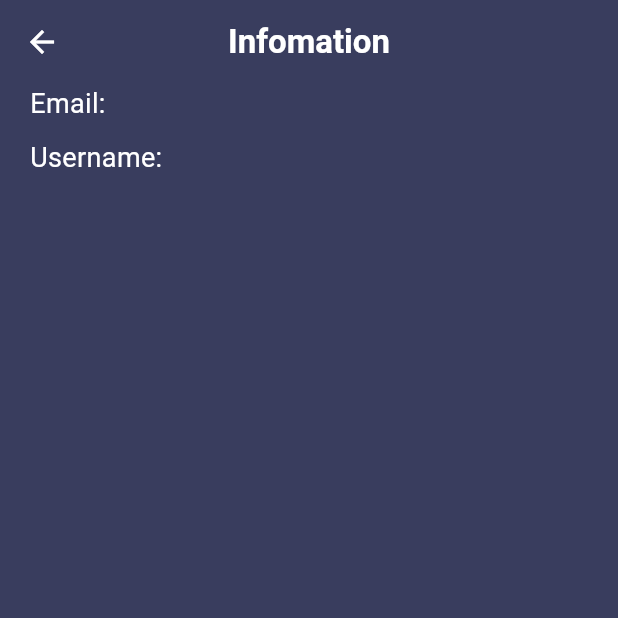
After one commit to Lemong-Web/flutter-project-2025---11---29-, a Flutter app: the screen it shows once a user with an empty profile is signed in, item 4 of the bottom bar chosen, after a tap on "Account Infomation", on a phone screen of 412 x 824 dp, the top half of it. The commit adds this screen. Run offline on Flutter 3.47's test engine with Material 3 defaults, Android fonts, the phone set to English and light mode, and no system bars; our stand-ins replace cloud_firestore, dio, firebase_auth, firebase_core, google_nav_bar, image_picker and 2 more; accounts and stored records are empty; network calls fail.

Commit message:
Cập nhật

```diff
--- /dev/null
+++ b/lib/UI/Screens/account_information.dart
@@ -0,0 +1,100 @@
+import 'package:cloud_firestore/cloud_firestore.dart';
+import 'package:firebase_auth/firebase_auth.dart';
+import 'package:flutter/material.dart';
+
+class AccountInformation extends StatefulWidget {
+  const AccountInformation({super.key});
+
+  @override
+  State<AccountInformation> createState() => _AccountInformationState();
+}
+
+class _AccountInformationState extends State<AccountInformation> {
+  String email = '';
+  String username = '';
+
+  Future<String?> fetchEmail() async {
+    final uid = FirebaseAuth.instance.currentUser!.uid;
+    final snapshot = await FirebaseFirestore.instance
+     .collection('users')
+     .doc(uid)
+     .get();
+     if (snapshot.exists) {
+      return snapshot.data()?['email'];
+    }
+    return null;
+  }
+
+  void loadEmail() async {
+    String? accountEmail = await fetchEmail();
+    setState(() {
+      email = accountEmail ?? '';
+    });
+  }
+
+  Future<String?> fetchUsername() async {
+    final uid = FirebaseAuth.instance.currentUser!.uid;
+    final snapshot = await FirebaseFirestore.instance
+     .collection('users')
+     .doc(uid)
+     .get();
+     if (snapshot.exists) {
+      return snapshot.data()?['username'];
+    }
+    return null;
+  }
+
+  void loadUsername() async {
+    String? name = await fetchUsername();
+    setState(() {
+      username = name ?? '';
+    });
+  }
+
+  @override
+  void initState() {
+    super.initState();
+    loadEmail();
+    loadUsername();
+  }
+
+  @override
+  Widget build(BuildContext context) {
+    return Scaffold(
+      backgroundColor: const Color(0xFF393D5E),
+      appBar: AppBar(
+        foregroundColor: Colors.white,
+        backgroundColor: const Color(0xFF393D5E),
+        centerTitle: true,
+        title: const Text(
+          "Infomation",
+          style: TextStyle(
+            color: Colors.white,
+            fontWeight: FontWeight.bold)),
+          ),
+          body: _buildUI(),
+        );
+      }
+
+      Widget _buildUI() {
+        return Padding(
+          padding: const EdgeInsets.only(left: 20),
+          child: Column(
+            crossAxisAlignment: CrossAxisAlignment.start,
+            children: [
+              Text(
+                "Email: $email",
+                style: TextStyle(
+                  color: Colors.white,
+                  fontSize: 18)),
+              const SizedBox(height: 10),
+              Text(
+                "Username: $username",
+                style: TextStyle(
+                  color: Colors.white,
+                  fontSize: 18))
+                ],
+              ),
+            );
+          }
+        }
--- a/lib/UI/Screens/auth_layout.dart
+++ b/lib/UI/Screens/auth_layout.dart
@@ -1,6 +1,6 @@
 import 'package:flutter/material.dart';
 import 'package:manga_app/UI/Screens/login_page.dart';
-import 'package:manga_app/UI/Screens/navigation.dart';
+import 'package:manga_app/UI/Screens/splash.dart';
 import 'package:manga_app/auth_service.dart';
 
 class AuthLayout extends StatefulWidget {
@@ -23,7 +23,7 @@ class _AuthLayoutState extends State<AuthLayout> {
              if(snapshot.connectionState == ConnectionState.waiting){
               return const Center(child: CircularProgressIndicator());
              } else if (snapshot.hasData) {
-              widget = const Navigation();
+              widget = const Splash();
              } else {
               widget = const LoginPage();
              }
--- a/lib/UI/Screens/bookshelf.dart
+++ b/lib/UI/Screens/bookshelf.dart
@@ -24,11 +24,12 @@ class _BookshelfState extends State<Bookshelf> {
   Future<void> loadShelf() async {
     manhuaList = await fetchData();
     SharedPreferences prefs = await SharedPreferences.getInstance();
-    List<String> keys = prefs.getKeys().where((k) => k.startsWith("favorite_")).toList();
+    final uid = prefs.getString('userID') ?? '';
+    List<String> keys = prefs.getKeys().where((k) => k.startsWith("favorite_${uid}_")).toList();
     List<String> favoriteIds = keys.where((keys) {
       return prefs.getBool(keys) ?? false;
     }).map((keys) {
-      return keys.replaceFirst("favorite_", "");
+      return keys.replaceFirst("favorite_${uid}_", "");
     }).toList();
 
     // favoriteIds trả về những key là "true", loại bỏ "favorite_ chỉ giữ lại id",
@@ -72,7 +73,13 @@ class _BookshelfState extends State<Bookshelf> {
           } else if (snapshot.hasError) {
             return Center(child: Text('Error: ${snapshot.error}'));
           } else if (favoriteManhua.isEmpty) {
-            return const Center(child: Text('No favorite manhua found.'));
+            return const Center(child: Text(
+              'No favorite manhua found.',
+              style: TextStyle(
+                color: Colors.white,
+                fontFamily: 'Inter',
+                fontWeight: FontWeight.bold,
+                fontSize: 18 )));
           } else {
             return Padding(
               padding: const EdgeInsets.only(right: 20, left: 20, top: 20),
--- a/lib/UI/Screens/login_page.dart
+++ b/lib/UI/Screens/login_page.dart
@@ -2,6 +2,7 @@ import 'package:firebase_auth/firebase_auth.dart';
 import 'package:flutter/material.dart';
 import 'package:manga_app/UI/Screens/sign_up_page.dart';
 import 'package:manga_app/auth_service.dart';
+import 'package:shared_preferences/shared_preferences.dart';
 
 class LoginPage extends StatefulWidget {
   const LoginPage({super.key});
@@ -22,6 +23,9 @@ class _LoginPageState extends State<LoginPage> {
       email: emailText.text,
       password: passwordText.text
       );
+    final prefs = await SharedPreferences.getInstance();
+    final user = FirebaseAuth.instance.currentUser;
+    prefs.setString('userID', user!.uid);
     } on FirebaseAuthException catch (e) {
       setState(() {
         errorMessage = e.message ?? "something gone wrong";
@@ -155,9 +159,10 @@ class _LoginPageState extends State<LoginPage> {
               color: Colors.white,
               decoration: TextDecoration.underline,
               decorationColor: Colors.white
-            )),
-          )
-        ],
-      );
-    }
+            )
+          ),
+        )
+      ],
+    );
   }
+}
--- a/lib/UI/Screens/profile.dart
+++ b/lib/UI/Screens/profile.dart
@@ -1,8 +1,11 @@
 import 'package:cloud_firestore/cloud_firestore.dart';
 import 'package:firebase_auth/firebase_auth.dart';
 import 'package:flutter/material.dart';
-import 'package:manga_app/UI/Screens/account_setting.dart';
+import 'package:manga_app/UI/Screens/account_information.dart';
+import 'package:manga_app/UI/Screens/change_password.dart';
+import 'package:manga_app/UI/Screens/login_page.dart';
 import 'package:manga_app/auth_service.dart';
+import 'package:shared_preferences/shared_preferences.dart';
 
 class Profile extends StatefulWidget {
   const Profile({super.key});
@@ -13,7 +16,6 @@ class Profile extends StatefulWidget {
 
 class _ProfileState extends State<Profile> {
   String username = '';
-
 
   @override
   void initState() {
@@ -41,6 +43,26 @@ class _ProfileState extends State<Profile> {
     });
   }
 
+  void deleteData() async {
+    final prefs = await SharedPreferences.getInstance();
+    final keys = prefs.getKeys();
+
+    for(var key in keys) {
+      if (key.startsWith('last_read_index_')
+      ||  key.startsWith('favorite_')) {
+        await prefs.remove(key);
+      }
+    }
+  }
+
+  void logout() async {
+    await authService.value.signOut();
+    Navigator.pushAndRemoveUntil(
+      context,
+      MaterialPageRoute(builder: (context) => const LoginPage()),
+      (route) => false);
+    }
+
   @override
   Widget build(BuildContext context) {
   return Scaffold(
@@ -48,7 +70,8 @@ class _ProfileState extends State<Profile> {
     body: Column(
       children: [
         _buildUITitleandAvatar(),
-
+        const SizedBox(height: 10),
+        _buildUIsetting()
       ],
     ),
   );
@@ -76,21 +99,75 @@ Widget _buildUITitleandAvatar() {
           ),
           const SizedBox(height: 10),
           Padding(
-            padding: const EdgeInsets.only(left: 30),
+            padding: const EdgeInsets.only(left: 120),
             child: Row(
               children: [
-                Icon(Icons.waving_hand, color: Colors.yellow, size: 20),
                 Text(
                   'Hello $username',
                   style: TextStyle(
                     color: Colors.white,
                     fontWeight: FontWeight.bold,
                     fontSize: 30
-                  ))
+                  )),
+                  Icon(Icons.waving_hand, color: Colors.yellow, size: 20),
                 ],
               ),
             )
           ],
         );
       }
+
+      Widget _buildUIsetting() {
+        return Container(
+          height: 260,
+          width: 300,
+          decoration: BoxDecoration(
+            borderRadius: BorderRadius.circular(12),
+            color: Colors.grey,
+          ),
+          child: ListView(
+            children: ListTile.divideTiles( context: context, tiles: [
+                ListTile(
+                  onTap: () => Navigator.push(
+                  context, MaterialPageRoute(builder: (context) => AccountInformation())),
+                  leading: Icon(Icons.info),
+                  title: Text('Account Infomation'),
+                  trailing: Icon(Icons.arrow_forward),
+                ),
+                ListTile(
+                  onTap: () => Navigator.push(
+                  context, MaterialPageRoute(builder: (context) => ChangePassword())),
+                  leading: Icon(Icons.password),
+                  title: Text('Change Password'),
+                  trailing: Icon(Icons.arrow_forward),
+                ),
+              ListTile(
+                onTap: () {
+                  logout();
+                },
+                leading: Icon(Icons.logout),
+                title: Text('Log out'),
+                trailing: Icon(Icons.arrow_forward),
+              ),
+              ListTile(
+                onTap: () {
+                  deleteData();
+                  final snackBar = SnackBar(
+                  content: const Text("Data deleted succesfuly"),
+                  action: SnackBarAction(
+                    label: "Ok",
+                    onPressed: () {}
+                  ),
+                );
+                ScaffoldMessenger.of(context).showSnackBar(snackBar);
+              },
+                leading: Icon(Icons.folder_off),
+                title: Text('Delete Data'),
+                trailing: Icon(Icons.arrow_forward),
+              ),
+            ]
+          ).toList()
+        )
+      );
     }
+  }
--- a/pubspec.yaml
+++ b/pubspec.yaml
@@ -17,6 +17,7 @@ dependencies:
   flutter_native_splash: ^2.4.7
   google_nav_bar: ^5.0.7
   image_picker: ^1.2.1
+  percent_indicator: ^4.2.5
   shared_preferences: ^2.5.3
 
 dev_dependencies:
```
Also changed, not shown: lib/UI/Screens/account_setting.dart (deleted, +0 -104 lines), lib/UI/Screens/detail_screen.dart (+6 -4 lines), lib/UI/Screens/home.dart (+12 -2 lines), lib/UI/Screens/reading_screen.dart (+72 -20 lines), lib/UI/Screens/search.dart (+8 -4 lines), lib/UI/Widget/sliding_app.dart (added, +28 -0 lines), pubspec.lock. Lines whose indentation alone changed are shown as unchanged.
